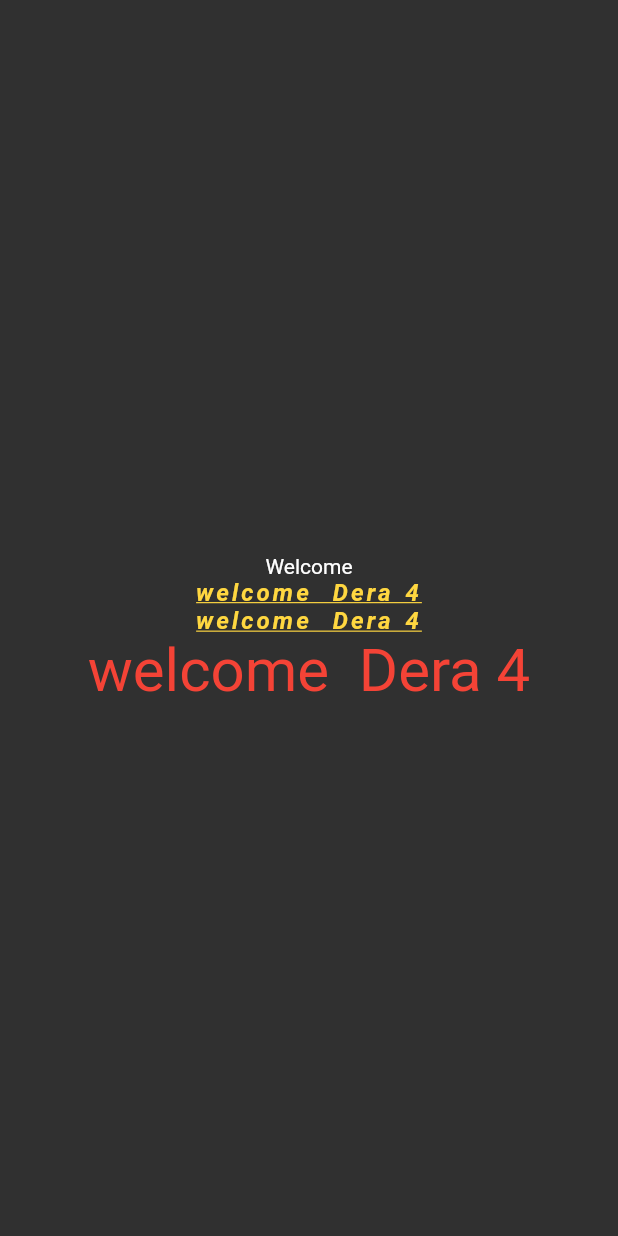
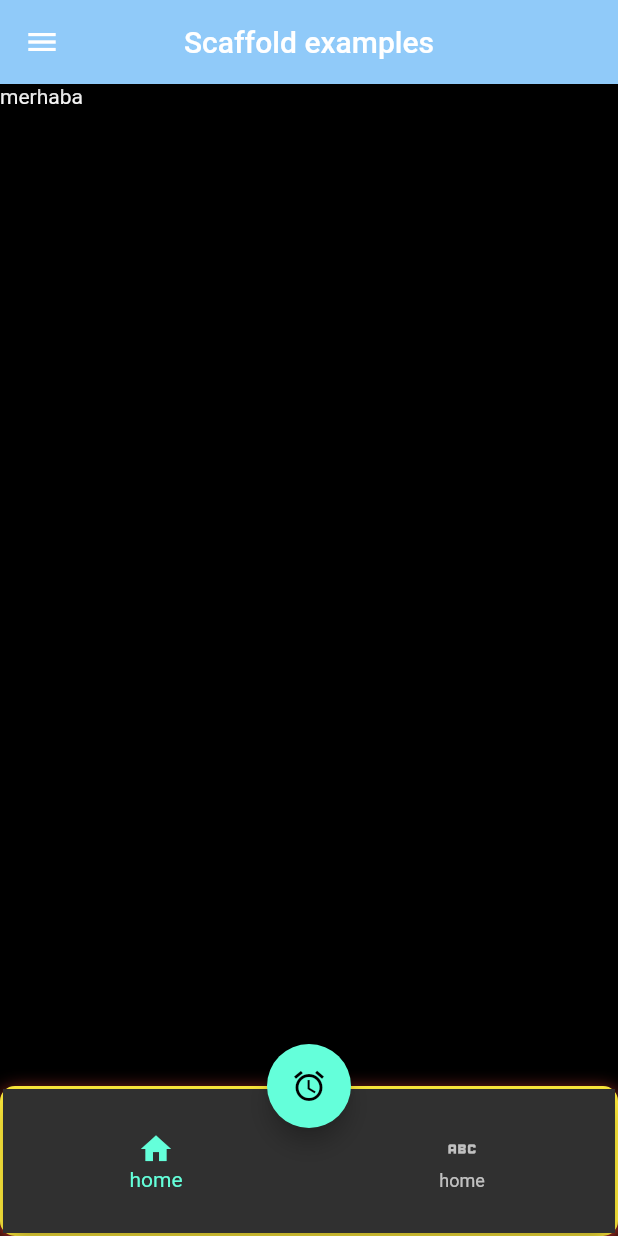
Before and after one commit to DeryaTelli/FlutterEducation, a Flutter app: the screen it shows after launch, on a phone screen of 412 x 824 dp. Run offline on Flutter 3.47's test engine with Material 2 defaults, Android fonts, the phone set to English and light mode, and no system bars.

Commit message:
first lesson I learn Scaffold widget , SizedBox widget and Container widget

```diff
--- a/flutter_learn/lib/101/container_sized_box.learn.dart
+++ b/flutter_learn/lib/101/container_sized_box.learn.dart
@@ -0,0 +1,102 @@
+import 'package:flutter/material.dart';
+
+class ContainerSizedBoxLearn extends StatelessWidget {
+  const ContainerSizedBoxLearn({super.key});
+
+  @override
+  Widget build(BuildContext context) {
+    return Scaffold(
+      //flutter sayfasi yapiyorsak scaffold ile sarmalamamiz gerekiyor
+      appBar: AppBar(),
+      body: Column(
+        children: [
+          SizedBox(
+            height: 200,
+            width: 200,
+            child: Text('a' * 500),
+          ),
+          SizedBox.shrink(), // bos bir alan yaratiyor
+          SizedBox.square(
+            //kare bir alann olusturuyor
+            dimension: 50,
+            child: Text('b' * 50),
+          ),
+          Container(
+            //width: 50,
+            //height: 50,
+            //color: Colors.red,
+            constraints: BoxConstraints(
+              // icine yerlesen elemanlara gore max min boyutlarini ayarliyor
+              maxWidth: 300,
+              minWidth: 100,
+              minHeight: 10,
+              maxHeight: 50,
+            ),
+            child: Text(
+              'c' * 100,
+              maxLines: 2,
+            ),
+            padding: const EdgeInsets.all(5),
+            // container icindeki elemanin yukari, sag, sol ve altinin uzakligini ayarliyor
+            margin: const EdgeInsets.all(10),
+            // conatainerin disaridaki elamanlara olan yukari sag sol ve altinin uzakligini ayarliyor
+            decoration: ProjectDecoration(),
+            //ProjectUtility.boxDecoration
+            //class olusturup kod fazlaligini onledik ve duzeltilmesi kolay kod yazdik
+          ),
+        ],
+      ),
+    );
+  }
+}
+
+class ProjectDecoration extends BoxDecoration {
+  //birinci yol
+  ProjectDecoration()
+      : super(
+          // BoxDecoration(
+          //eger decoration kullanirsam container icinde color kulanamam onu burada kullanmam gerekli
+          //color: Colors.blue,
+          borderRadius: BorderRadius.circular(10),
+          gradient: LinearGradient(colors: [Colors.blue, Colors.black]),
+          //gecisli renk veriyor bu kodumuz
+          boxShadow: [
+            BoxShadow(
+              color: Colors.red,
+              blurRadius: 10,
+              offset:
+                  Offset(0.1, 4), //nerden baslayacaginiz ayarliyoruz golgenin
+            )
+          ],
+          //shape: BoxShape.circle,
+          border: Border.all(
+            // kutumun koselerini kalinlastirip renk degistirmemi sagliyor adindan anladigimiz gibi
+            color: Colors.yellow,
+            width: 2,
+          ),
+        );
+}
+
+class ProjectUtility {
+  // 2ci yol
+  static Decoration decoration = BoxDecoration(
+    //eger decoration kullanirsam container icinde color kulanamam onu burada kullanmam gerekli
+    //color: Colors.blue,
+    borderRadius: BorderRadius.circular(10),
+    gradient: LinearGradient(colors: [Colors.blue, Colors.black]),
+    //gecisli renk veriyor bu kodumuz
+    boxShadow: [
+      BoxShadow(
+        color: Colors.red,
+        blurRadius: 10,
+        offset: Offset(0.1, 4), //nerden baslayacaginiz ayarliyoruz golgenin
+      )
+    ],
+    //shape: BoxShape.circle,
+    border: Border.all(
+      // kutumun koselerini kalinlastirip renk degistirmemi sagliyor adindan anladigimiz gibi
+      color: Colors.yellow,
+      width: 2,
+    ),
+  );
+}
--- /dev/null
+++ b/flutter_learn/lib/101/scaffold_learn.dart
@@ -0,0 +1,43 @@
+import 'package:flutter/material.dart';
+import 'package:flutter_learn/101/container_sized_box.learn.dart';
+
+class ScaffoldLearnView extends StatelessWidget {
+  const ScaffoldLearnView({super.key});
+
+  @override
+  Widget build(BuildContext context) {
+    return Scaffold(
+      // scaffold bir flutter sayfasinin iskeletidir
+      appBar: AppBar(
+        title: Text('Scaffold examples'),
+        centerTitle: true,
+        backgroundColor: Colors.blue.shade200,
+      ),
+      body: const Text('merhaba'),
+      backgroundColor: Colors.black,
+      extendBody: true,
+      floatingActionButton: FloatingActionButton(
+          child: Icon(Icons.access_alarms_sharp),
+          onPressed: () {
+            showModalBottomSheet(
+              context: context,
+              builder: (context) => Container(
+                height: 200,
+              ),
+            );
+          }),
+      floatingActionButtonLocation:
+          FloatingActionButtonLocation.miniCenterDocked,
+      drawer: Drawer(),
+      bottomNavigationBar: Container(
+        decoration: ProjectDecoration(),
+        height: 100,
+        child: BottomNavigationBar(items: [
+          BottomNavigationBarItem(icon: Icon(Icons.home), label: 'home'),
+          BottomNavigationBarItem(
+              icon: Icon(Icons.abc_outlined), label: 'home'),
+        ]),
+      ),
+    );
+  }
+}
--- a/flutter_learn/lib/main.dart
+++ b/flutter_learn/lib/main.dart
@@ -1,4 +1,6 @@
 import 'package:flutter/material.dart';
+import 'package:flutter_learn/101/container_sized_box.learn.dart';
+import 'package:flutter_learn/101/scaffold_learn.dart';
 import 'package:flutter_learn/101/text_learn_view.dart';
 
 void main() {
@@ -14,10 +16,12 @@ class MyApp extends StatelessWidget {
       // CupertinoApp() diyede baslangis var daha ios ozelliklerine yonelik yaklasimi var
       // material app projenin temasini ciziyor ana olaylari burada yapiliyor
       title: 'Flutter Demo', // uygulamadan cikinca uste gorunen baslik
-      debugShowCheckedModeBanner:
-          false, // ekranda yazili olan debug yazisini kontrol eder
+      debugShowCheckedModeBanner:false,
+       // ekranda yazili olan debug yazisini kontrol eder
       theme: ThemeData.dark(),
-      home: TextLearnView(),
+      home: const ScaffoldLearnView(),
+      //ContainerSizedBoxLearn()
+      //TextLearnView()
     );
   }
 }
```
